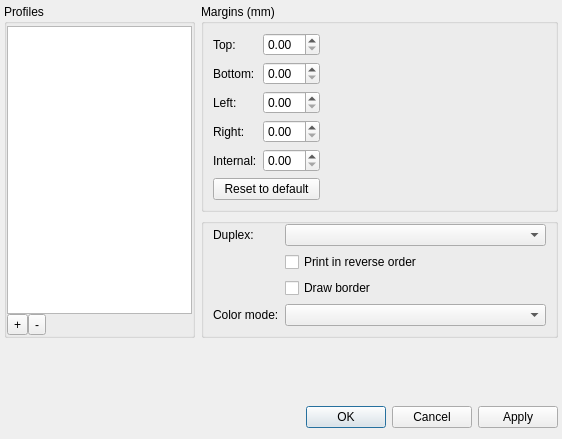
This is gui/printersettings/printersettings.ui in Boomaga/boomaga as Qt 5 draws it before an edit. The edited form follows.
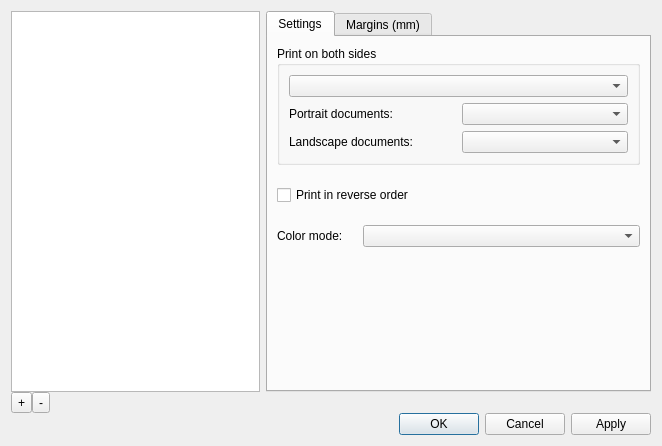
This is the edited form.

Commit message: Add "Flip on long edge" and "Flip on short edge" options.

Patch:
```diff
--- a/gui/printersettings/printersettings.ui
+++ b/gui/printersettings/printersettings.ui
@@ -6,57 +6,21 @@
    <rect>
     <x>0</x>
     <y>0</y>
-    <width>562</width>
-    <height>439</height>
+    <width>662</width>
+    <height>446</height>
    </rect>
   </property>
-  <layout class="QVBoxLayout" name="verticalLayout_5">
-   <property name="leftMargin">
-    <number>4</number>
+  <layout class="QVBoxLayout" name="verticalLayout_2">
+   <property name="spacing">
+    <number>0</number>
    </property>
-   <property name="topMargin">
-    <number>4</number>
-   </property>
-   <property name="rightMargin">
-    <number>4</number>
-   </property>
    <item>
-    <layout class="QHBoxLayout" name="horizontalLayout_2">
-     <item>
-      <widget class="QGroupBox" name="profilesGroupBox">
-       <property name="sizePolicy">
-        <sizepolicy hsizetype="Preferred" vsizetype="Preferred">
-         <horstretch>0</horstretch>
-         <verstretch>0</verstretch>
-        </sizepolicy>
-       </property>
-       <property name="sizeIncrement">
-        <size>
-         <width>1</width>
-         <height>0</height>
-        </size>
-       </property>
-       <property name="title">
-        <string>Profiles</string>
-       </property>
-       <layout class="QVBoxLayout" name="verticalLayout_3">
+    <layout class="QHBoxLayout" name="horizontalLayout">
         <property name="spacing">
-         <number>0</number>
-        </property>
-        <property name="leftMargin">
-         <number>0</number>
-        </property>
-        <property name="topMargin">
-         <number>2</number>
-        </property>
-        <property name="rightMargin">
-         <number>0</number>
-        </property>
-        <property name="bottomMargin">
-         <number>0</number>
-        </property>
+      <number>6</number>
+     </property>
         <item>
-         <widget class="QListWidget" name="profilesList">
+      <widget class="QTreeView" name="profilesList">
           <property name="minimumSize">
            <size>
             <width>150</width>
@@ -75,61 +39,171 @@
           <property name="defaultDropAction">
            <enum>Qt::MoveAction</enum>
           </property>
+       <property name="rootIsDecorated">
+        <bool>false</bool>
+       </property>
+       <property name="itemsExpandable">
+        <bool>false</bool>
+       </property>
+       <property name="headerHidden">
+        <bool>true</bool>
+       </property>
+       <property name="expandsOnDoubleClick">
+        <bool>false</bool>
+       </property>
+       <attribute name="headerDefaultSectionSize">
+        <number>0</number>
+       </attribute>
          </widget>
         </item>
         <item>
-         <layout class="QHBoxLayout" name="horizontalLayout">
+      <widget class="QTabWidget" name="tabWidget">
+       <property name="currentIndex">
+        <number>0</number>
+       </property>
+       <widget class="QWidget" name="settingsTab">
+        <attribute name="title">
+         <string>Settings</string>
+        </attribute>
+        <layout class="QVBoxLayout" name="verticalLayout_5">
+         <property name="spacing">
+          <number>20</number>
+         </property>
           <item>
-           <widget class="QToolButton" name="addProfileButton">
+          <widget class="QGroupBox" name="groupBox_3">
+           <property name="title">
+            <string>Print on both sides</string>
+           </property>
+           <layout class="QGridLayout" name="gridLayout">
+            <item row="1" column="0">
+             <widget class="QLabel" name="portraitFlipLabel">
             <property name="text">
-             <string>+</string>
+               <string>Portrait documents:</string>
             </property>
            </widget>
           </item>
+            <item row="1" column="1">
+             <widget class="QComboBox" name="portraitFlipComboBox"/>
+            </item>
+            <item row="0" column="0" colspan="2">
+             <widget class="QComboBox" name="duplexTypeComboBox">
+              <property name="sizePolicy">
+               <sizepolicy hsizetype="Preferred" vsizetype="Fixed">
+                <horstretch>1</horstretch>
+                <verstretch>0</verstretch>
+               </sizepolicy>
+              </property>
+              <property name="sizeIncrement">
+               <size>
+                <width>0</width>
+                <height>0</height>
+               </size>
+              </property>
+             </widget>
+            </item>
+            <item row="2" column="0">
+             <widget class="QLabel" name="landscapeFlipLabel">
+              <property name="text">
+               <string>Landscape documents: </string>
+              </property>
+             </widget>
+            </item>
+            <item row="2" column="1">
+             <widget class="QComboBox" name="landscapeFlipComboBox"/>
+            </item>
+           </layout>
+          </widget>
+         </item>
           <item>
-           <widget class="QToolButton" name="delProfileButton">
+          <widget class="QCheckBox" name="reverseOrderCbx">
             <property name="text">
-             <string>-</string>
+            <string>Print in reverse order</string>
             </property>
            </widget>
           </item>
           <item>
-           <spacer name="horizontalSpacer">
+          <layout class="QFormLayout" name="formLayout">
+           <item row="0" column="0">
+            <widget class="QLabel" name="colorModeLabel">
+             <property name="text">
+              <string>Color mode:</string>
+             </property>
+            </widget>
+           </item>
+           <item row="0" column="1">
+            <widget class="QComboBox" name="colorModeCombo"/>
+           </item>
+          </layout>
+         </item>
+         <item>
+          <spacer name="verticalSpacer_2">
             <property name="orientation">
-             <enum>Qt::Horizontal</enum>
+            <enum>Qt::Vertical</enum>
             </property>
             <property name="sizeHint" stdset="0">
              <size>
-              <width>40</width>
-              <height>20</height>
+             <width>269</width>
+             <height>76</height>
              </size>
             </property>
            </spacer>
           </item>
          </layout>
-        </item>
-       </layout>
-      </widget>
-     </item>
-     <item>
-      <layout class="QVBoxLayout" name="verticalLayout_4">
-       <item>
-        <widget class="QGroupBox" name="groupBox_2">
-         <property name="title">
+       </widget>
+       <widget class="QWidget" name="MarginsTab">
+        <attribute name="title">
           <string>Margins (mm)</string>
-         </property>
+        </attribute>
          <layout class="QVBoxLayout" name="verticalLayout">
+         <property name="spacing">
+          <number>21</number>
+         </property>
           <item>
            <layout class="QGridLayout" name="gridLayout_2">
-            <item row="2" column="1">
-             <widget class="QDoubleSpinBox" name="leftMarginSpin"/>
-            </item>
-            <item row="3" column="1">
-             <widget class="QDoubleSpinBox" name="rightMarginSpin"/>
-            </item>
+           <property name="verticalSpacing">
+            <number>9</number>
+           </property>
             <item row="0" column="1">
              <widget class="QDoubleSpinBox" name="topMarginSpin"/>
             </item>
+           <item row="0" column="2" rowspan="6">
+            <widget class="QLabel" name="marginsPereview">
+             <property name="sizePolicy">
+              <sizepolicy hsizetype="Preferred" vsizetype="Preferred">
+               <horstretch>1</horstretch>
+               <verstretch>0</verstretch>
+              </sizepolicy>
+             </property>
+             <property name="minimumSize">
+              <size>
+               <width>220</width>
+               <height>0</height>
+              </size>
+             </property>
+             <property name="frameShape">
+              <enum>QFrame::NoFrame</enum>
+             </property>
+             <property name="frameShadow">
+              <enum>QFrame::Raised</enum>
+             </property>
+            </widget>
+           </item>
+           <item row="4" column="0">
+            <widget class="QLabel" name="internalMarginLbl">
+             <property name="text">
+              <string>Internal:</string>
+             </property>
+            </widget>
+           </item>
+           <item row="3" column="1">
+            <widget class="QDoubleSpinBox" name="rightMarginSpin"/>
+           </item>
+           <item row="4" column="1">
+            <widget class="QDoubleSpinBox" name="internalMarginSpin"/>
+           </item>
+           <item row="1" column="1">
+            <widget class="QDoubleSpinBox" name="bottomMarginSpin"/>
+           </item>
             <item row="2" column="0">
              <widget class="QLabel" name="label_5">
               <property name="text">
@@ -137,19 +211,6 @@
               </property>
              </widget>
             </item>
-            <item row="1" column="1">
-             <widget class="QDoubleSpinBox" name="bottomMarginSpin"/>
-            </item>
-            <item row="1" column="0">
-             <widget class="QLabel" name="label_4">
-              <property name="text">
-               <string>Bottom:</string>
-              </property>
-             </widget>
-            </item>
-            <item row="4" column="1">
-             <widget class="QDoubleSpinBox" name="internalMarginSpin"/>
-            </item>
             <item row="0" column="0">
              <widget class="QLabel" name="Label3">
               <property name="text">
@@ -157,6 +218,13 @@
               </property>
              </widget>
             </item>
+           <item row="1" column="0">
+            <widget class="QLabel" name="label_4">
+             <property name="text">
+              <string>Bottom:</string>
+             </property>
+            </widget>
+           </item>
             <item row="3" column="0">
              <widget class="QLabel" name="label_6">
               <property name="text">
@@ -164,12 +232,8 @@
               </property>
              </widget>
             </item>
-            <item row="4" column="0">
-             <widget class="QLabel" name="internalMarginLbl">
-              <property name="text">
-               <string>Internal:</string>
-              </property>
-             </widget>
+           <item row="2" column="1">
+            <widget class="QDoubleSpinBox" name="leftMarginSpin"/>
             </item>
             <item row="5" column="0" colspan="2">
              <widget class="QPushButton" name="resetButton">
@@ -178,103 +242,15 @@
               </property>
              </widget>
             </item>
-            <item row="0" column="2" rowspan="6">
-             <widget class="QLabel" name="marginsPereview">
-              <property name="sizePolicy">
-               <sizepolicy hsizetype="Preferred" vsizetype="Preferred">
-                <horstretch>1</horstretch>
-                <verstretch>0</verstretch>
-               </sizepolicy>
-              </property>
-              <property name="minimumSize">
-               <size>
-                <width>220</width>
-                <height>0</height>
-               </size>
-              </property>
-              <property name="frameShape">
-               <enum>QFrame::NoFrame</enum>
-              </property>
-              <property name="frameShadow">
-               <enum>QFrame::Raised</enum>
-              </property>
-             </widget>
-            </item>
-           </layout>
-          </item>
-         </layout>
-        </widget>
-       </item>
+          </layout>
+         </item>
        <item>
-        <widget class="QGroupBox" name="groupBox_3">
-         <property name="title">
-          <string/>
-         </property>
-         <property name="flat">
-          <bool>true</bool>
-         </property>
-         <layout class="QVBoxLayout" name="verticalLayout_2">
-          <property name="topMargin">
-           <number>0</number>
-          </property>
-          <item>
-           <layout class="QGridLayout" name="gridLayout">
-            <item row="4" column="1">
-             <widget class="QComboBox" name="colorModeCombo"/>
-            </item>
-            <item row="0" column="1">
-             <widget class="QComboBox" name="duplexTypeComboBox">
-              <property name="sizePolicy">
-               <sizepolicy hsizetype="Preferred" vsizetype="Fixed">
-                <horstretch>1</horstretch>
-                <verstretch>0</verstretch>
-               </sizepolicy>
-              </property>
-              <property name="sizeIncrement">
-               <size>
-                <width>0</width>
-                <height>0</height>
-               </size>
-              </property>
-             </widget>
-            </item>
-            <item row="0" column="0">
-             <widget class="QLabel" name="label">
-              <property name="text">
-               <string>Duplex:</string>
-              </property>
-             </widget>
-            </item>
-            <item row="1" column="1">
-             <widget class="QCheckBox" name="reverseOrderCbx">
-              <property name="text">
-               <string>Print in reverse order</string>
-              </property>
-             </widget>
-            </item>
-            <item row="3" column="1">
              <widget class="QCheckBox" name="borderCbx">
               <property name="text">
                <string>Draw border</string>
               </property>
              </widget>
             </item>
-            <item row="4" column="0">
-             <widget class="QLabel" name="colorModeLabel">
-              <property name="text">
-               <string>Color mode:</string>
-              </property>
-             </widget>
-            </item>
-           </layout>
-          </item>
-         </layout>
-        </widget>
-       </item>
-      </layout>
-     </item>
-    </layout>
-   </item>
    <item>
     <spacer name="verticalSpacer">
      <property name="orientation">
@@ -283,10 +259,47 @@
      <property name="sizeHint" stdset="0">
       <size>
        <width>20</width>
-       <height>40</height>
+             <height>91</height>
       </size>
      </property>
     </spacer>
+         </item>
+        </layout>
+       </widget>
+      </widget>
+     </item>
+    </layout>
+   </item>
+   <item>
+    <layout class="QHBoxLayout" name="horizontalLayout_2">
+     <item>
+      <widget class="QToolButton" name="addProfileButton">
+       <property name="text">
+        <string>+</string>
+       </property>
+      </widget>
+     </item>
+     <item>
+      <widget class="QToolButton" name="delProfileButton">
+       <property name="text">
+        <string>-</string>
+       </property>
+      </widget>
+     </item>
+     <item>
+      <spacer name="horizontalSpacer">
+       <property name="orientation">
+        <enum>Qt::Horizontal</enum>
+       </property>
+       <property name="sizeHint" stdset="0">
+        <size>
+         <width>40</width>
+         <height>20</height>
+        </size>
+       </property>
+      </spacer>
+     </item>
+    </layout>
    </item>
    <item>
     <widget class="QDialogButtonBox" name="buttonBox">
```
Left out of the diff: 10 changed lines with no effect on the pictures. Lines whose indentation alone changed are shown as unchanged. The commit also changes 18 other files.
